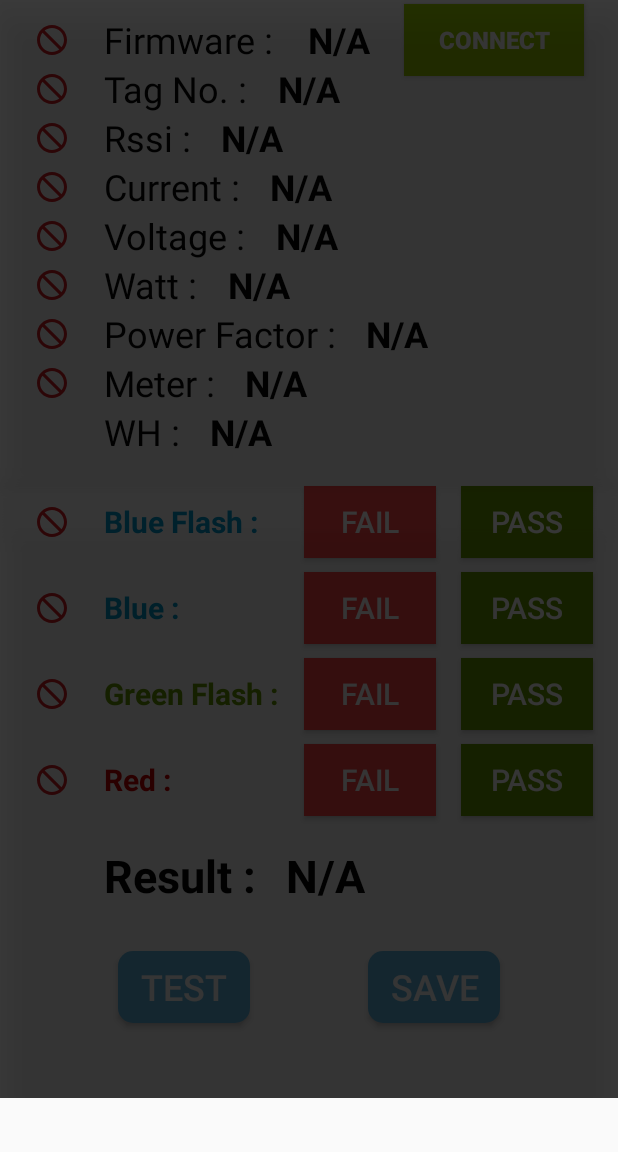
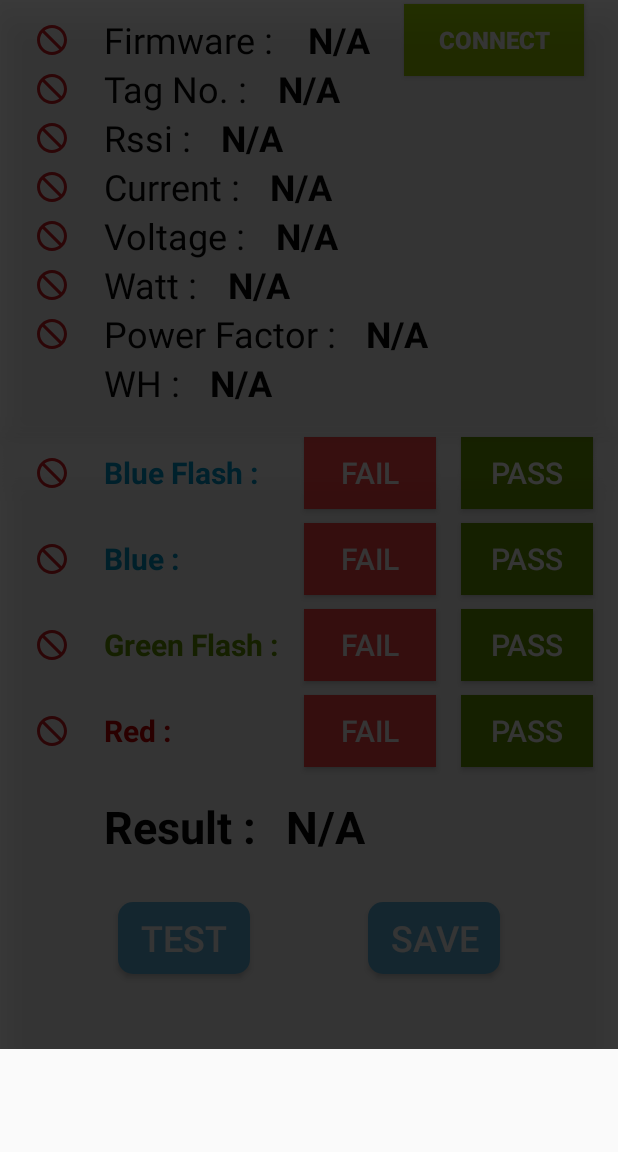
Before and after one commit to mansonase/Test_F116, an Android app: the MainActivity screen opened directly, with no data from a screen before it, on a phone screen of 412 x 824 dp, the part 84-1236 px from its top. Run offline under Robolectric (Android 15) with nearby library versions, the phone set to English and light mode, and no system bars; libraries missing offline, so code that uses them is left out: com.journeyapps.barcodescanner, io.realm; 2 statements that could not run were skipped.

Commit message:
6/15 cxl AA43 function

```diff
--- a/app/src/main/res/layout/activity_main.xml
+++ b/app/src/main/res/layout/activity_main.xml
@@ -281,7 +281,8 @@
                 app:layout_constraintTop_toTopOf="@+id/title_meter"
                 app:layout_constraintBottom_toBottomOf="@+id/title_meter"
                 app:layout_constraintStart_toStartOf="@+id/show_firmware"
-                android:src="@drawable/ic_baseline_do_not_disturb_24"/>
+                android:src="@drawable/ic_baseline_do_not_disturb_24"
+                android:visibility="gone"/>
 
             <TextView
                 android:layout_width="wrap_content"
@@ -291,7 +292,8 @@
                 android:text="@string/meter"
                 android:textColor="@color/word_black"
                 app:layout_constraintTop_toBottomOf="@+id/title_power_factor"
-                app:layout_constraintStart_toStartOf="@+id/title_firmware"/>
+                app:layout_constraintStart_toStartOf="@+id/title_firmware"
+                android:visibility="gone"/>
 
             <TextView
                 android:layout_width="wrap_content"
@@ -304,7 +306,8 @@
                 app:layout_constraintStart_toEndOf="@+id/title_meter"
                 app:layout_constraintTop_toTopOf="@+id/title_meter"
                 app:layout_constraintBottom_toBottomOf="@+id/title_meter"
-                android:textStyle="bold"/>
+                android:textStyle="bold"
+                android:visibility="gone"/>
 
 
             <TextView
```
Also changed, not shown: app/src/main/java/com/example/testf116/MainActivity.kt (+13 -6 lines).
